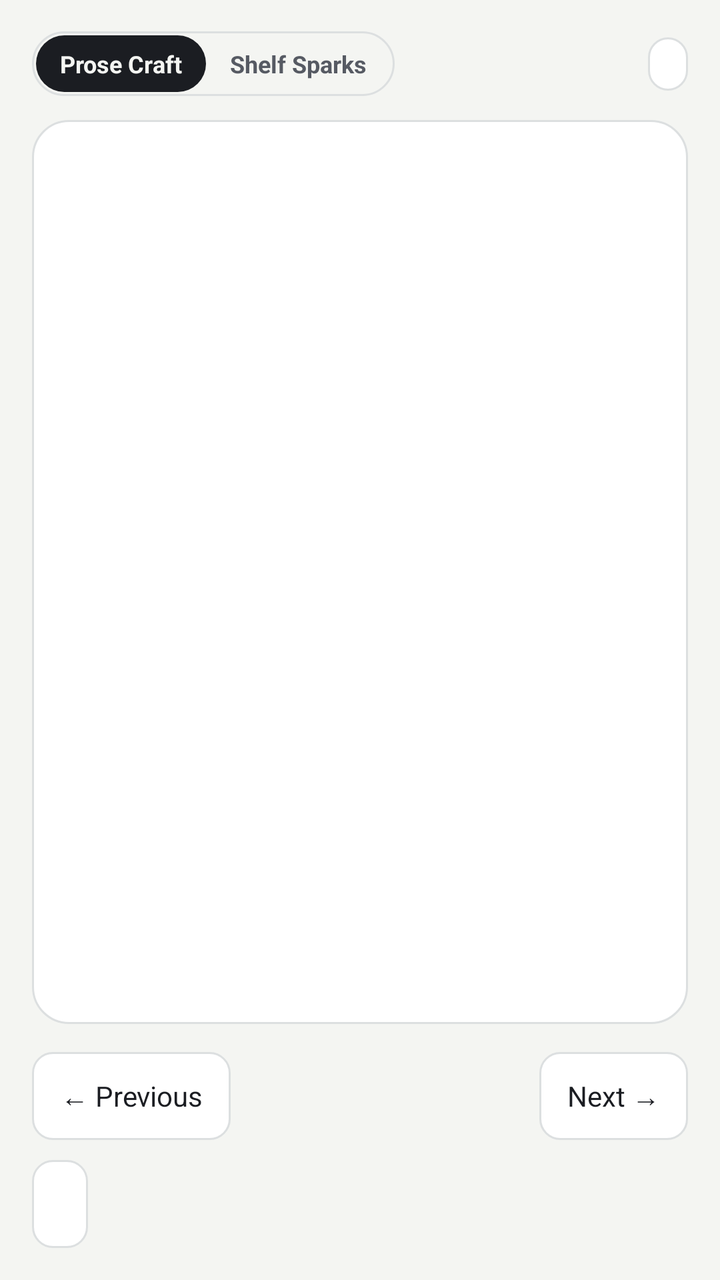
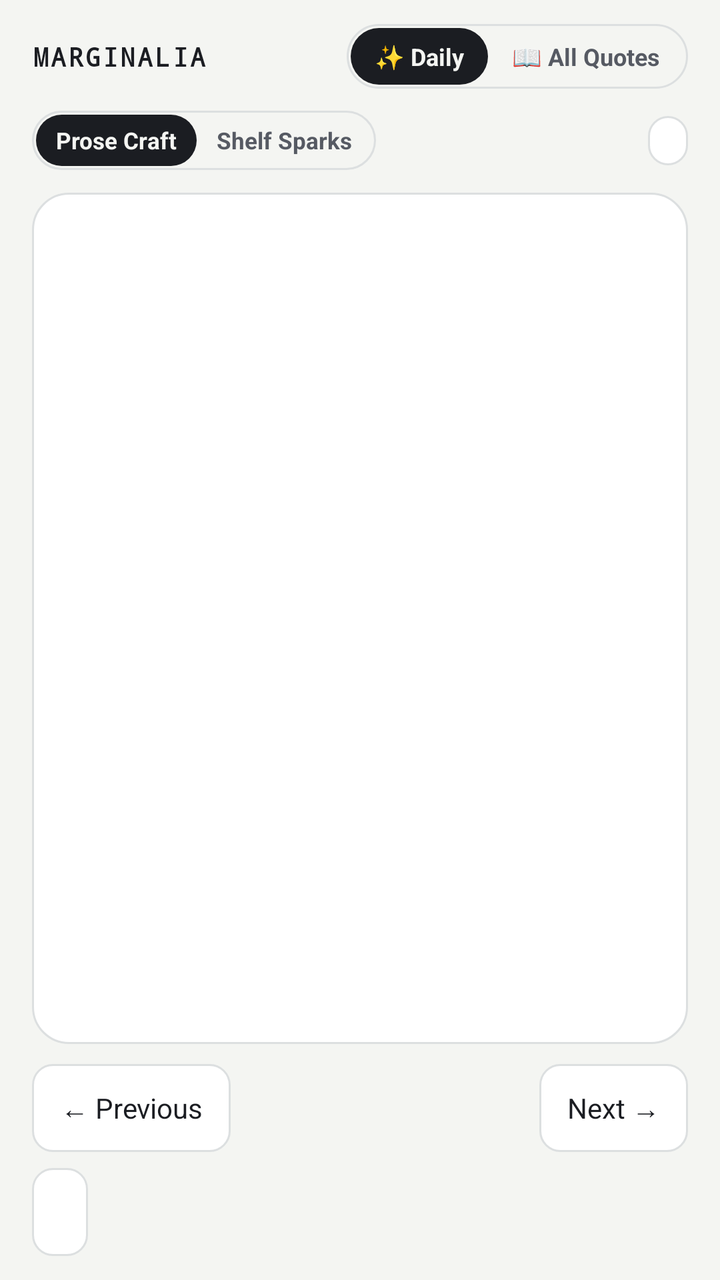

Compare the two renders of this Android layout. The source of the first and the diff that turns it into the second are given below.
<!-- AndroidManifest.xml: application theme Theme.Marginalia -->
<!-- res/layout/activity_main.xml -->
<?xml version="1.0" encoding="utf-8"?>
<LinearLayout xmlns:android="http://schemas.android.com/apk/res/android"
    android:layout_width="match_parent"
    android:layout_height="match_parent"
    android:background="@color/paper"
    android:fitsSystemWindows="true"
    android:orientation="vertical"
    android:paddingStart="16dp"
    android:paddingTop="12dp"
    android:paddingEnd="16dp"
    android:paddingBottom="16dp">

    
    <LinearLayout
        android:layout_width="match_parent"
        android:layout_height="wrap_content"
        android:gravity="center_vertical"
        android:minHeight="40dp"
        android:orientation="horizontal">

        
        <LinearLayout
            android:layout_width="wrap_content"
            android:layout_height="wrap_content"
            android:background="@drawable/chip_bg"
            android:orientation="horizontal"
            android:padding="2dp">

            <TextView
                android:id="@+id/mode_cards"
                android:layout_width="wrap_content"
                android:layout_height="wrap_content"
                android:background="@drawable/mode_pill_active"
                android:paddingStart="12dp"
                android:paddingTop="6dp"
                android:paddingEnd="12dp"
                android:paddingBottom="6dp"
                android:text="Prose Craft"
                android:textColor="@color/pill_active_text"
                android:textSize="12sp"
                android:textStyle="bold" />

            <TextView
                android:id="@+id/mode_bank"
                android:layout_width="wrap_content"
                android:layout_height="wrap_content"
                android:background="@android:color/transparent"
                android:paddingStart="12dp"
                android:paddingTop="6dp"
                android:paddingEnd="12dp"
                android:paddingBottom="6dp"
                android:text="Shelf Sparks"
                android:textColor="@color/pill_inactive_text"
                android:textSize="12sp"
                android:textStyle="bold" />
        </LinearLayout>

        <View
            android:layout_width="0dp"
            android:layout_height="0dp"
            android:layout_weight="1" />

        <TextView
            android:id="@+id/btn_surprise"
            android:layout_width="wrap_content"
            android:layout_height="wrap_content"
            android:layout_marginEnd="6dp"
            android:background="@drawable/chip_button_bg"
            android:fontFamily="monospace"
            android:paddingStart="10dp"
            android:paddingTop="6dp"
            android:paddingEnd="10dp"
            android:paddingBottom="6dp"
            android:text="🎲 Surprise"
            android:textColor="@color/ink"
            android:textSize="11sp"
            android:visibility="gone" />

        <TextView
            android:id="@+id/btn_catalog"
            android:layout_width="wrap_content"
            android:layout_height="wrap_content"
            android:layout_marginEnd="6dp"
            android:background="@drawable/chip_button_bg"
            android:fontFamily="monospace"
            android:paddingStart="10dp"
            android:paddingTop="6dp"
            android:paddingEnd="10dp"
            android:paddingBottom="6dp"
            android:text="☰ Catalog"
            android:textColor="@color/ink"
            android:textSize="11sp"
            android:visibility="gone" />

        <TextView
            android:id="@+id/day_label"
            android:layout_width="wrap_content"
            android:layout_height="wrap_content"
            android:background="@drawable/chip_button_bg"
            android:fontFamily="monospace"
            android:letterSpacing="0.04"
            android:paddingStart="10dp"
            android:paddingTop="6dp"
            android:paddingEnd="10dp"
            android:paddingBottom="6dp"
            android:textColor="@color/ink"
            android:textSize="11sp" />
    </LinearLayout>

    
    <HorizontalScrollView
        android:id="@+id/horizons_scroll"
        android:layout_width="match_parent"
        android:layout_height="wrap_content"
        android:layout_marginTop="8dp"
        android:scrollbars="none"
        android:visibility="gone">

        <LinearLayout
            android:id="@+id/horizons_bar"
            android:layout_width="wrap_content"
            android:layout_height="wrap_content"
            android:gravity="center_vertical"
            android:orientation="horizontal" />
    </HorizontalScrollView>

    
    <LinearLayout
        android:id="@+id/deck"
        android:layout_width="match_parent"
        android:layout_height="0dp"
        android:layout_marginTop="8dp"
        android:layout_weight="1"
        android:background="@drawable/deck_bg"
        android:orientation="vertical">

        <androidx.viewpager2.widget.ViewPager2
            android:id="@+id/pager"
            android:layout_width="match_parent"
            android:layout_height="0dp"
            android:layout_weight="1" />

        <HorizontalScrollView
            android:layout_width="match_parent"
            android:layout_height="wrap_content"
            android:clipToPadding="false"
            android:paddingStart="16dp"
            android:paddingEnd="16dp"
            android:paddingTop="8dp"
            android:paddingBottom="14dp"
            android:scrollbars="none">

            <LinearLayout
                android:id="@+id/tabs"
                android:layout_width="wrap_content"
                android:layout_height="wrap_content"
                android:layout_gravity="center_horizontal"
                android:gravity="center"
                android:orientation="horizontal" />
        </HorizontalScrollView>
    </LinearLayout>

    
    <LinearLayout
        android:layout_width="match_parent"
        android:layout_height="wrap_content"
        android:layout_marginTop="14dp"
        android:gravity="center_vertical"
        android:orientation="horizontal">

        <TextView
            android:id="@+id/prev"
            style="@style/NavButton"
            android:layout_width="wrap_content"
            android:layout_height="wrap_content"
            android:text="@string/previous" />

        <TextView
            android:id="@+id/count"
            android:layout_width="0dp"
            android:layout_height="wrap_content"
            android:layout_weight="1"
            android:fontFamily="monospace"
            android:gravity="center"
            android:textColor="@color/ink_soft"
            android:textSize="12sp" />

        <TextView
            android:id="@+id/next"
            style="@style/NavButton"
            android:layout_width="wrap_content"
            android:layout_height="wrap_content"
            android:text="@string/next" />
    </LinearLayout>

    <TextView
        android:id="@+id/steal_toggle"
        style="@style/NavButton"
        android:layout_width="wrap_content"
        android:layout_height="wrap_content"
        android:layout_marginTop="10dp" />
</LinearLayout>
<!-- resources referenced by this layout -->
<resources>
  <color name="ink">#1B1D22</color>
  <color name="ink_soft">#565A63</color>
  <color name="paper">#F4F5F2</color>
  <color name="pill_active_text">#F4F5F2</color>
  <color name="pill_inactive_text">#565A63</color>
  <!-- drawable chip_bg (drawable) -->
  <?xml version="1.0" encoding="utf-8"?>
  <selector xmlns:android="http://schemas.android.com/apk/res/android">
      <item android:state_selected="true">
          <shape android:shape="rectangle">
              <stroke android:width="1dp" android:color="@color/ink" />
              <corners android:radius="99dp" />
          </shape>
      </item>
      <item>
          <shape android:shape="rectangle">
              <stroke android:width="1dp" android:color="@color/rule" />
              <corners android:radius="99dp" />
          </shape>
      </item>
  </selector>
  <!-- drawable chip_button_bg (drawable) -->
  <?xml version="1.0" encoding="utf-8"?>
  <ripple xmlns:android="http://schemas.android.com/apk/res/android" android:color="@color/rule">
      <item>
          <shape android:shape="rectangle">
              <solid android:color="@color/sheet" />
              <stroke android:width="1dp" android:color="@color/rule" />
              <corners android:radius="99dp" />
          </shape>
      </item>
  </ripple>
  <!-- drawable deck_bg (drawable) -->
  <?xml version="1.0" encoding="utf-8"?>
  <shape xmlns:android="http://schemas.android.com/apk/res/android" android:shape="rectangle">
      <solid android:color="@color/sheet" />
      <stroke android:width="1dp" android:color="@color/rule" />
      <corners android:radius="18dp" />
  </shape>
  <!-- drawable mode_pill_active (drawable) -->
  <?xml version="1.0" encoding="utf-8"?>
  <shape xmlns:android="http://schemas.android.com/apk/res/android" android:shape="rectangle">
      <solid android:color="@color/pill_active_bg" />
      <corners android:radius="99dp" />
  </shape>
  <string name="next">Next →</string>
  <string name="previous">← Previous</string>
  <style name="NavButton">
          <item name="android:background">@drawable/button_bg</item>
          <item name="android:textColor">@color/ink</item>
          <item name="android:textSize">14sp</item>
          <item name="android:paddingStart">14dp</item>
          <item name="android:paddingEnd">14dp</item>
          <item name="android:paddingTop">10dp</item>
          <item name="android:paddingBottom">10dp</item>
          <item name="android:minHeight">44dp</item>
          <item name="android:gravity">center</item>
      </style>
  <style name="Theme.Marginalia" parent="android:Theme.Material.Light.NoActionBar">
          <item name="android:windowBackground">@color/paper</item>
          <item name="android:statusBarColor">@color/paper</item>
          <item name="android:windowLightStatusBar">true</item>
          <item name="android:textColor">@color/ink</item>
      </style>
  <color name="rule">#DCDFE0</color>
  <color name="sheet">#FFFFFF</color>
  <color name="pill_active_bg">#1B1D22</color>
  <!-- drawable button_bg (drawable) -->
  <?xml version="1.0" encoding="utf-8"?>
  <ripple xmlns:android="http://schemas.android.com/apk/res/android" android:color="@color/rule">
      <item>
          <shape android:shape="rectangle">
              <solid android:color="@color/sheet" />
              <stroke android:width="1dp" android:color="@color/rule" />
              <corners android:radius="10dp" />
          </shape>
      </item>
  </ripple>
</resources>

<!-- the commit's change to res/layout/activity_main.xml (unified diff, before → after) -->
@@ -8,18 +8,37 @@
     android:paddingStart="16dp"
     android:paddingTop="12dp"
     android:paddingEnd="16dp"
-    android:paddingBottom="16dp">
+    android:paddingBottom="12dp">
 
     
     <LinearLayout
+        android:id="@+id/top_studio_bar"
         android:layout_width="match_parent"
         android:layout_height="wrap_content"
         android:gravity="center_vertical"
-        android:minHeight="40dp"
-        android:orientation="horizontal">
-
-        
-        <LinearLayout
+        android:minHeight="38dp"
+        android:orientation="horizontal"
+        android:paddingBottom="8dp">
+
+        <TextView
+            android:id="@+id/brand_logo"
+            android:layout_width="wrap_content"
+            android:layout_height="wrap_content"
+            android:fontFamily="monospace"
+            android:letterSpacing="0.08"
+            android:text="MARGINALIA"
+            android:textColor="@color/ink"
+            android:textSize="13sp"
+            android:textStyle="bold" />
+
+        <View
+            android:layout_width="0dp"
+            android:layout_height="0dp"
+            android:layout_weight="1" />
+
+        
+        <LinearLayout
+            android:id="@+id/studio_tabs"
             android:layout_width="wrap_content"
             android:layout_height="wrap_content"
             android:background="@drawable/chip_bg"
@@ -27,7 +46,7 @@
             android:padding="2dp">
 
             <TextView
-                android:id="@+id/mode_cards"
+                android:id="@+id/tab_daily"
                 android:layout_width="wrap_content"
                 android:layout_height="wrap_content"
                 android:background="@drawable/mode_pill_active"
@@ -35,13 +54,13 @@
                 android:paddingTop="6dp"
                 android:paddingEnd="12dp"
                 android:paddingBottom="6dp"
-                android:text="Prose Craft"
+                android:text="✨ Daily"
                 android:textColor="@color/pill_active_text"
                 android:textSize="12sp"
                 android:textStyle="bold" />
 
             <TextView
-                android:id="@+id/mode_bank"
+                android:id="@+id/tab_library"
                 android:layout_width="wrap_content"
                 android:layout_height="wrap_content"
                 android:background="@android:color/transparent"
@@ -49,154 +68,367 @@
                 android:paddingTop="6dp"
                 android:paddingEnd="12dp"
                 android:paddingBottom="6dp"
-                android:text="Shelf Sparks"
+                android:text="📖 All Quotes"
                 android:textColor="@color/pill_inactive_text"
                 android:textSize="12sp"
                 android:textStyle="bold" />
         </LinearLayout>
-
-        <View
-            android:layout_width="0dp"
-            android:layout_height="0dp"
-            android:layout_weight="1" />
-
-        <TextView
-            android:id="@+id/btn_surprise"
-            android:layout_width="wrap_content"
-            android:layout_height="wrap_content"
-            android:layout_marginEnd="6dp"
-            android:background="@drawable/chip_button_bg"
-            android:fontFamily="monospace"
-            android:paddingStart="10dp"
-            android:paddingTop="6dp"
-            android:paddingEnd="10dp"
-            android:paddingBottom="6dp"
-            android:text="🎲 Surprise"
-            android:textColor="@color/ink"
-            android:textSize="11sp"
-            android:visibility="gone" />
-
-        <TextView
-            android:id="@+id/btn_catalog"
-            android:layout_width="wrap_content"
-            android:layout_height="wrap_content"
-            android:layout_marginEnd="6dp"
-            android:background="@drawable/chip_button_bg"
-            android:fontFamily="monospace"
-            android:paddingStart="10dp"
-            android:paddingTop="6dp"
-            android:paddingEnd="10dp"
-            android:paddingBottom="6dp"
-            android:text="☰ Catalog"
-            android:textColor="@color/ink"
-            android:textSize="11sp"
-            android:visibility="gone" />
-
-        <TextView
-            android:id="@+id/day_label"
-            android:layout_width="wrap_content"
-            android:layout_height="wrap_content"
-            android:background="@drawable/chip_button_bg"
-            android:fontFamily="monospace"
-            android:letterSpacing="0.04"
-            android:paddingStart="10dp"
-            android:paddingTop="6dp"
-            android:paddingEnd="10dp"
-            android:paddingBottom="6dp"
-            android:textColor="@color/ink"
-            android:textSize="11sp" />
     </LinearLayout>
-
-    
-    <HorizontalScrollView
-        android:id="@+id/horizons_scroll"
-        android:layout_width="match_parent"
-        android:layout_height="wrap_content"
-        android:layout_marginTop="8dp"
-        android:scrollbars="none"
-        android:visibility="gone">
-
-        <LinearLayout
-            android:id="@+id/horizons_bar"
-            android:layout_width="wrap_content"
-            android:layout_height="wrap_content"
-            android:gravity="center_vertical"
-            android:orientation="horizontal" />
-    </HorizontalScrollView>
 
     
     <LinearLayout
-        android:id="@+id/deck"
+        android:id="@+id/view_daily"
         android:layout_width="match_parent"
         android:layout_height="0dp"
-        android:layout_marginTop="8dp"
         android:layout_weight="1"
-        android:background="@drawable/deck_bg"
         android:orientation="vertical">
 
-        <androidx.viewpager2.widget.ViewPager2
-            android:id="@+id/pager"
-            android:layout_width="match_parent"
-            android:layout_height="0dp"
-            android:layout_weight="1" />
-
+        
+        <LinearLayout
+            android:layout_width="match_parent"
+            android:layout_height="wrap_content"
+            android:gravity="center_vertical"
+            android:minHeight="36dp"
+            android:orientation="horizontal">
+
+            <LinearLayout
+                android:layout_width="wrap_content"
+                android:layout_height="wrap_content"
+                android:background="@drawable/chip_bg"
+                android:orientation="horizontal"
+                android:padding="2dp">
+
+                <TextView
+                    android:id="@+id/mode_cards"
+                    android:layout_width="wrap_content"
+                    android:layout_height="wrap_content"
+                    android:background="@drawable/mode_pill_active"
+                    android:paddingStart="10dp"
+                    android:paddingTop="5dp"
+                    android:paddingEnd="10dp"
+                    android:paddingBottom="5dp"
+                    android:text="Prose Craft"
+                    android:textColor="@color/pill_active_text"
+                    android:textSize="11.5sp"
+                    android:textStyle="bold" />
+
+                <TextView
+                    android:id="@+id/mode_bank"
+                    android:layout_width="wrap_content"
+                    android:layout_height="wrap_content"
+                    android:background="@android:color/transparent"
+                    android:paddingStart="10dp"
+                    android:paddingTop="5dp"
+                    android:paddingEnd="10dp"
+                    android:paddingBottom="5dp"
+                    android:text="Shelf Sparks"
+                    android:textColor="@color/pill_inactive_text"
+                    android:textSize="11.5sp"
+                    android:textStyle="bold" />
+            </LinearLayout>
+
+            <View
+                android:layout_width="0dp"
+                android:layout_height="0dp"
+                android:layout_weight="1" />
+
+            <TextView
+                android:id="@+id/btn_surprise"
+                android:layout_width="wrap_content"
+                android:layout_height="wrap_content"
+                android:layout_marginEnd="6dp"
+                android:background="@drawable/chip_button_bg"
+                android:fontFamily="monospace"
+                android:paddingStart="10dp"
+                android:paddingTop="5dp"
+                android:paddingEnd="10dp"
+                android:paddingBottom="5dp"
+                android:text="🎲 Surprise"
+                android:textColor="@color/ink"
+                android:textSize="11sp"
+                android:visibility="gone" />
+
+            <TextView
+                android:id="@+id/day_label"
+                android:layout_width="wrap_content"
+                android:layout_height="wrap_content"
+                android:background="@drawable/chip_button_bg"
+                android:fontFamily="monospace"
+                android:letterSpacing="0.04"
+                android:paddingStart="10dp"
+                android:paddingTop="5dp"
+                android:paddingEnd="10dp"
+                android:paddingBottom="5dp"
+                android:textColor="@color/ink"
+                android:textSize="11sp" />
+        </LinearLayout>
+
+        
         <HorizontalScrollView
-            android:layout_width="match_parent"
-            android:layout_height="wrap_content"
-            android:clipToPadding="false"
-            android:paddingStart="16dp"
-            android:paddingEnd="16dp"
-            android:paddingTop="8dp"
-            android:paddingBottom="14dp"
-            android:scrollbars="none">
+            android:id="@+id/horizons_scroll"
+            android:layout_width="match_parent"
+            android:layout_height="wrap_content"
+            android:layout_marginTop="6dp"
+            android:scrollbars="none"
+            android:visibility="gone">
 
             <LinearLayout
-                android:id="@+id/tabs"
-                android:layout_width="wrap_content"
-                android:layout_height="wrap_content"
-                android:layout_gravity="center_horizontal"
-                android:gravity="center"
+                android:id="@+id/horizons_bar"
+                android:layout_width="wrap_content"
+                android:layout_height="wrap_content"
+                android:gravity="center_vertical"
                 android:orientation="horizontal" />
         </HorizontalScrollView>
+
+        
+        <LinearLayout
+            android:id="@+id/deck"
+            android:layout_width="match_parent"
+            android:layout_height="0dp"
+            android:layout_marginTop="8dp"
+            android:layout_weight="1"
+            android:background="@drawable/deck_bg"
+            android:orientation="vertical">
+
+            <androidx.viewpager2.widget.ViewPager2
+                android:id="@+id/pager"
+                android:layout_width="match_parent"
+                android:layout_height="0dp"
+                android:layout_weight="1" />
+
+            <HorizontalScrollView
+                android:layout_width="match_parent"
+                android:layout_height="wrap_content"
+                android:clipToPadding="false"
+                android:paddingStart="16dp"
+                android:paddingTop="8dp"
+                android:paddingEnd="16dp"
+                android:paddingBottom="12dp"
+                android:scrollbars="none">
+
+                <LinearLayout
+                    android:id="@+id/tabs"
+                    android:layout_width="wrap_content"
+                    android:layout_height="wrap_content"
+                    android:layout_gravity="center_horizontal"
+                    android:gravity="center"
+                    android:orientation="horizontal" />
+            </HorizontalScrollView>
+        </LinearLayout>
+
+        
+        <LinearLayout
+            android:layout_width="match_parent"
+            android:layout_height="wrap_content"
+            android:layout_marginTop="10dp"
+            android:gravity="center_vertical"
+            android:orientation="horizontal">
+
+            <TextView
+                android:id="@+id/prev"
+                style="@style/NavButton"
+                android:layout_width="wrap_content"
+                android:layout_height="wrap_content"
+                android:text="@string/previous" />
+
+            <TextView
+                android:id="@+id/count"
+                android:layout_width="0dp"
+                android:layout_height="wrap_content"
+                android:layout_weight="1"
+                android:fontFamily="monospace"
+                android:gravity="center"
+                android:textColor="@color/ink_soft"
+                android:textSize="12sp" />
+
+            <TextView
+                android:id="@+id/next"
+                style="@style/NavButton"
+                android:layout_width="wrap_content"
+                android:layout_height="wrap_content"
+                android:text="@string/next" />
+        </LinearLayout>
+
+        <TextView
+            android:id="@+id/steal_toggle"
+            style="@style/NavButton"
+            android:layout_width="wrap_content"
+            android:layout_height="wrap_content"
+            android:layout_marginTop="8dp" />
     </LinearLayout>
 
     
     <LinearLayout
+        android:id="@+id/view_library"
         android:layout_width="match_parent"
-        android:layout_height="wrap_content"
-        android:layout_marginTop="14dp"
-        android:gravity="center_vertical"
-        android:orientation="horizontal">
-
-        <TextView
-            android:id="@+id/prev"
-            style="@style/NavButton"
-            android:layout_width="wrap_content"
-            android:layout_height="wrap_content"
-            android:text="@string/previous" />
-
-        <TextView
-            android:id="@+id/count"
-            android:layout_width="0dp"
-            android:layout_height="wrap_content"
+        android:layout_height="0dp"
+        android:layout_weight="1"
+        android:orientation="vertical"
+        android:visibility="gone">
+
+        
+        <LinearLayout
+            android:layout_width="match_parent"
+            android:layout_height="wrap_content"
+            android:layout_marginBottom="6dp"
+            android:orientation="vertical">
+
+            <TextView
+                android:layout_width="match_parent"
+                android:layout_height="wrap_content"
+                android:fontFamily="@font/fraunces_soft_bold"
+                android:text="The Library"
+                android:textColor="@color/ink"
+                android:textSize="20sp" />
+
+            <TextView
+                android:layout_width="match_parent"
+                android:layout_height="wrap_content"
+                android:layout_marginTop="2dp"
+                android:fontFamily="sans-serif"
+                android:text="1,874 curated passages &amp; companion notes"
+                android:textColor="@color/ink_soft"
+                android:textSize="12.5sp" />
+        </LinearLayout>
+
+        
+        <LinearLayout
+            android:layout_width="match_parent"
+            android:layout_height="wrap_content"
+            android:gravity="center_vertical"
+            android:orientation="horizontal">
+
+            <EditText
+                android:id="@+id/lib_search"
+                android:layout_width="0dp"
+                android:layout_height="wrap_content"
+                android:layout_weight="1"
+                android:background="@drawable/search_bg"
+                android:fontFamily="sans-serif"
+                android:hint="Search passages, authors, books..."
+                android:imeOptions="actionSearch"
+                android:inputType="text"
+                android:maxLines="1"
+                android:paddingStart="12dp"
+                android:paddingTop="9dp"
+                android:paddingEnd="12dp"
+                android:paddingBottom="9dp"
+                android:singleLine="true"
+                android:textColor="@color/ink"
+                android:textColorHint="@color/ink_soft"
+                android:textSize="13sp" />
+
+            <TextView
+                android:id="@+id/lib_btn_surprise"
+                android:layout_width="wrap_content"
+                android:layout_height="wrap_content"
+                android:layout_marginStart="8dp"
+                android:background="@drawable/chip_button_bg"
+                android:fontFamily="monospace"
+                android:paddingStart="10dp"
+                android:paddingTop="9dp"
+                android:paddingEnd="10dp"
+                android:paddingBottom="9dp"
+                android:text="🎲 Surprise"
+                android:textColor="@color/ink"
+                android:textSize="11sp" />
+        </LinearLayout>
+
+        
+        <HorizontalScrollView
+            android:id="@+id/lib_horizons_scroll"
+            android:layout_width="match_parent"
+            android:layout_height="wrap_content"
+            android:layout_marginTop="8dp"
+            android:scrollbars="none">
+
+            <LinearLayout
+                android:id="@+id/lib_horizons_bar"
+                android:layout_width="wrap_content"
+                android:layout_height="wrap_content"
+                android:gravity="center_vertical"
+                android:orientation="horizontal" />
+        </HorizontalScrollView>
+
+        
+        <LinearLayout
+            android:layout_width="match_parent"
+            android:layout_height="wrap_content"
+            android:layout_marginTop="8dp"
+            android:gravity="center_vertical"
+            android:orientation="horizontal">
+
+            <TextView
+                android:id="@+id/lib_match_count"
+                android:layout_width="wrap_content"
+                android:layout_height="wrap_content"
+                android:fontFamily="monospace"
+                android:textColor="@color/ink_soft"
+                android:textSize="11.5sp" />
+
+            
+            <LinearLayout
+                android:id="@+id/lib_active_tag_container"
+                android:layout_width="wrap_content"
+                android:layout_height="wrap_content"
+                android:layout_marginStart="8dp"
+                android:background="@drawable/mode_pill_active"
+                android:gravity="center_vertical"
+                android:orientation="horizontal"
+                android:paddingStart="8dp"
+                android:paddingTop="3dp"
+                android:paddingEnd="8dp"
+                android:paddingBottom="3dp"
+                android:visibility="gone">
+
+                <TextView
+                    android:id="@+id/lib_active_tag_text"
+                    android:layout_width="wrap_content"
+                    android:layout_height="wrap_content"
+                    android:fontFamily="monospace"
+                    android:textColor="@color/pill_active_text"
+                    android:textSize="10.5sp" />
+
+                <TextView
+                    android:id="@+id/lib_btn_clear_tag"
+                    android:layout_width="wrap_content"
+                    android:layout_height="wrap_content"
+                    android:paddingStart="4dp"
+                    android:text="✕"
+                    android:textColor="@color/pill_active_text"
+                    android:textSize="10.5sp"
+                    android:textStyle="bold" />
+            </LinearLayout>
+
+            <View
+                android:layout_width="0dp"
+                android:layout_height="0dp"
+                android:layout_weight="1" />
+
+            <TextView
+                android:id="@+id/lib_btn_spark_queue"
+                android:layout_width="wrap_content"
+                android:layout_height="wrap_content"
+                android:background="@drawable/chip_button_bg"
+                android:fontFamily="monospace"
+                android:paddingStart="9dp"
+                android:paddingTop="4dp"
+                android:paddingEnd="9dp"
+                android:paddingBottom="4dp"
+                android:text="✨ Read Next (0)"
+                android:textColor="@color/spark_gold"
+                android:textSize="11sp" />
+        </LinearLayout>
+
+        
+        <androidx.recyclerview.widget.RecyclerView
+            android:id="@+id/lib_recycler"
+            android:layout_width="match_parent"
+            android:layout_height="0dp"
+            android:layout_marginTop="8dp"
             android:layout_weight="1"
-            android:fontFamily="monospace"
-            android:gravity="center"
-            android:textColor="@color/ink_soft"
-            android:textSize="12sp" />
-
-        <TextView
-            android:id="@+id/next"
-            style="@style/NavButton"
-            android:layout_width="wrap_content"
-            android:layout_height="wrap_content"
-            android:text="@string/next" />
+            android:clipToPadding="false"
+            android:paddingBottom="16dp"
+            android:scrollbars="vertical" />
     </LinearLayout>
-
-    <TextView
-        android:id="@+id/steal_toggle"
-        style="@style/NavButton"
-        android:layout_width="wrap_content"
-        android:layout_height="wrap_content"
-        android:layout_marginTop="10dp" />
 </LinearLayout>
<!-- resource entries referenced after the edit -->
@@ -5,6 +5,7 @@
   <color name="paper">#F4F5F2</color>
   <color name="pill_active_text">#F4F5F2</color>
   <color name="pill_inactive_text">#565A63</color>
+  <color name="spark_gold">#C98A00</color>
   <!-- drawable chip_bg (drawable) -->
   <?xml version="1.0" encoding="utf-8"?>
   <selector xmlns:android="http://schemas.android.com/apk/res/android">
@@ -45,6 +46,13 @@
       <solid android:color="@color/pill_active_bg" />
       <corners android:radius="99dp" />
   </shape>
+  <!-- drawable search_bg (drawable) -->
+  <?xml version="1.0" encoding="utf-8"?>
+  <shape xmlns:android="http://schemas.android.com/apk/res/android" android:shape="rectangle">
+      <solid android:color="@color/sheet" />
+      <stroke android:width="1dp" android:color="@color/rule" />
+      <corners android:radius="10dp" />
+  </shape>
   <string name="next">Next →</string>
   <string name="previous">← Previous</string>
   <style name="NavButton">
